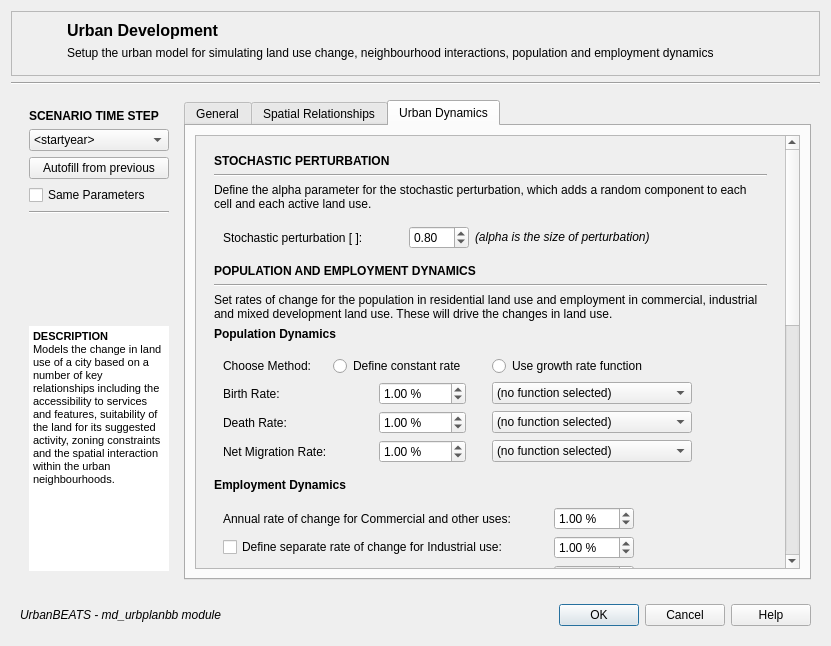
Before: the Qt Designer form gui/md_urbdevelopgui.ui in petermbach/urbanbeats-pss, drawn with Qt 5.
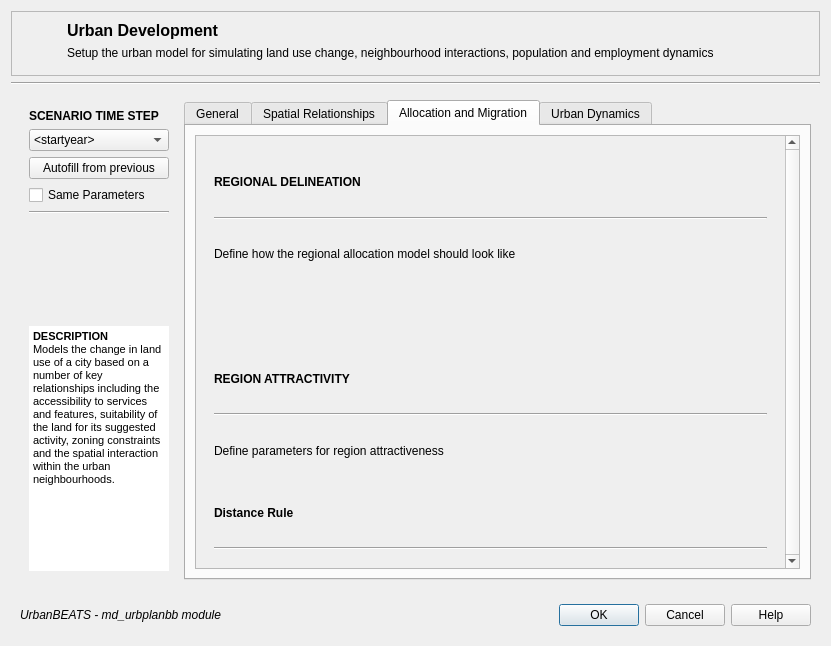
After: the same form once the commit is applied. The open tabs and pages were chosen to show the change. Icons and pictures are not drawn.

Commit message: Updated the urban development GUI with a new tab for the next phase of the model (the spatial migration and allocations model).

The edit to the form file:
```diff
--- a/gui/md_urbdevelopgui.ui
+++ b/gui/md_urbdevelopgui.ui
@@ -7848,6 +7848,135 @@
           </item>
          </layout>
         </widget>
+        <widget class="QWidget" name="tab_2">
+         <attribute name="title">
+          <string>Allocation and Migration</string>
+         </attribute>
+         <layout class="QVBoxLayout" name="verticalLayout_36">
+          <item>
+           <widget class="QScrollArea" name="dynamics_scroll_2">
+            <property name="verticalScrollBarPolicy">
+             <enum>Qt::ScrollBarAlwaysOn</enum>
+            </property>
+            <property name="widgetResizable">
+             <bool>true</bool>
+            </property>
+            <widget class="QWidget" name="scrollAreaWidgetContents_2">
+             <property name="geometry">
+              <rect>
+               <x>0</x>
+               <y>0</y>
+               <width>588</width>
+               <height>439</height>
+              </rect>
+             </property>
+             <layout class="QVBoxLayout" name="verticalLayout_39">
+              <item>
+               <layout class="QVBoxLayout" name="verticalLayout_40">
+                <property name="leftMargin">
+                 <number>9</number>
+                </property>
+                <property name="topMargin">
+                 <number>9</number>
+                </property>
+                <property name="rightMargin">
+                 <number>9</number>
+                </property>
+                <property name="bottomMargin">
+                 <number>9</number>
+                </property>
+                <item>
+                 <widget class="QLabel" name="dynamics_stoch_lbl_2">
+                  <property name="text">
+                   <string>&lt;html&gt;&lt;head/&gt;&lt;body&gt;&lt;p&gt;&lt;span style=&quot; font-weight:600;&quot;&gt;REGIONAL DELINEATION&lt;/span&gt;&lt;/p&gt;&lt;/body&gt;&lt;/html&gt;</string>
+                  </property>
+                 </widget>
+                </item>
+                <item>
+                 <widget class="Line" name="stoch_hline_2">
+                  <property name="orientation">
+                   <enum>Qt::Horizontal</enum>
+                  </property>
+                 </widget>
+                </item>
+                <item>
+                 <widget class="QLabel" name="stoch_description_2">
+                  <property name="text">
+                   <string>Define how the regional allocation model should look like</string>
+                  </property>
+                  <property name="wordWrap">
+                   <bool>true</bool>
+                  </property>
+                 </widget>
+                </item>
+                <item>
+                 <widget class="QWidget" name="stoch_widget_2" native="true">
+                  <layout class="QHBoxLayout" name="horizontalLayout_10">
+                   <item>
+                    <spacer name="horizontalSpacer_114">
+                     <property name="orientation">
+                      <enum>Qt::Horizontal</enum>
+                     </property>
+                     <property name="sizeType">
+                      <enum>QSizePolicy::Fixed</enum>
+                     </property>
+                     <property name="sizeHint" stdset="0">
+                      <size>
+                       <width>40</width>
+                       <height>20</height>
+                      </size>
+                     </property>
+                    </spacer>
+                   </item>
+                  </layout>
+                 </widget>
+                </item>
+                <item>
+                 <widget class="QLabel" name="dynamics_growth_title_2">
+                  <property name="text">
+                   <string>&lt;html&gt;&lt;head/&gt;&lt;body&gt;&lt;p&gt;&lt;span style=&quot; font-weight:600;&quot;&gt;REGION ATTRACTIVITY&lt;/span&gt;&lt;/p&gt;&lt;/body&gt;&lt;/html&gt;</string>
+                  </property>
+                 </widget>
+                </item>
+                <item>
+                 <widget class="Line" name="growth_line_2">
+                  <property name="orientation">
+                   <enum>Qt::Horizontal</enum>
+                  </property>
+                 </widget>
+                </item>
+                <item>
+                 <widget class="QLabel" name="growth_description_2">
+                  <property name="text">
+                   <string>Define parameters for region attractiveness</string>
+                  </property>
+                  <property name="wordWrap">
+                   <bool>true</bool>
+                  </property>
+                 </widget>
+                </item>
+                <item>
+                 <widget class="QLabel" name="dynamics_pop_lbl_2">
+                  <property name="text">
+                   <string>&lt;html&gt;&lt;head/&gt;&lt;body&gt;&lt;p&gt;&lt;span style=&quot; font-weight:600;&quot;&gt;Distance Rule&lt;/span&gt;&lt;/p&gt;&lt;/body&gt;&lt;/html&gt;</string>
+                  </property>
+                 </widget>
+                </item>
+                <item>
+                 <widget class="Line" name="inertia_sensitivity_hline_2">
+                  <property name="orientation">
+                   <enum>Qt::Horizontal</enum>
+                  </property>
+                 </widget>
+                </item>
+               </layout>
+              </item>
+             </layout>
+            </widget>
+           </widget>
+          </item>
+         </layout>
+        </widget>
         <widget class="QWidget" name="dynamics">
          <attribute name="title">
           <string>Urban Dynamics</string>
```
Left out of the diff: 6 changed lines with no effect on the pictures. The commit also changes 1 other file.
